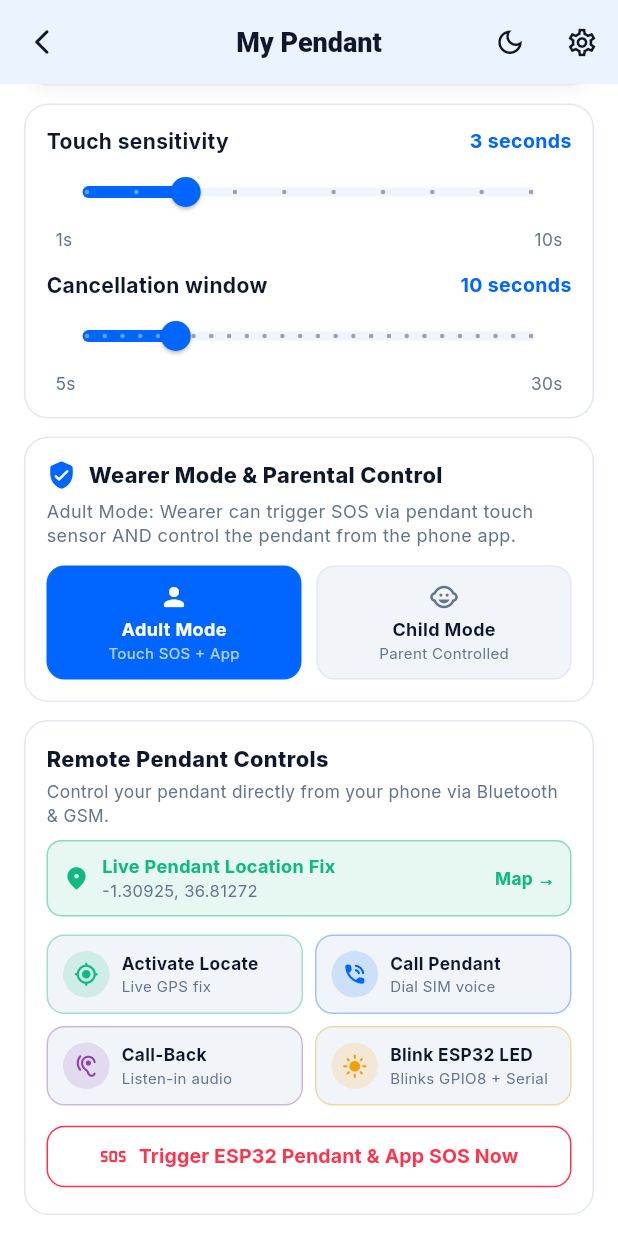
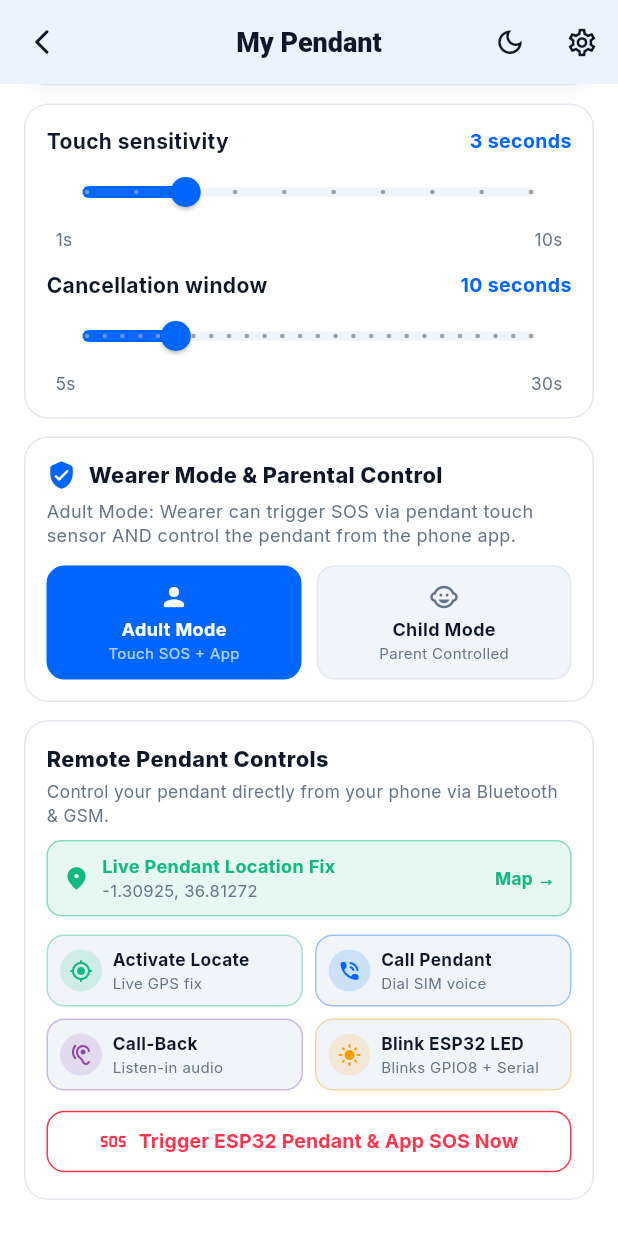
Before and after one commit to Joychepchumba/gps-safety-wearable, a Flutter app: the WearableScreen screen opened by its route, scrolled down 393 dp, on a phone screen of 412 x 824 dp. Run offline on Flutter 3.47's test engine with Material 3 defaults, Android fonts, the phone set to English and light mode, and no system bars; our stand-ins replace flutter_blue_plus, flutter_local_notifications, flutter_map, geolocator, get_it, google_fonts and 8 more; missing offline and left inert: flutter_ble_peripheral, flutter_foreground_task; accounts and stored records are empty.

Commit message:
fix(ui): resolve sizing overflows on home, community responder, and wearable screens
- home: responsive SOS button size (clamp), FittedBox on trigger card labels,
  Blink LED and Trigger Pendant inline text scaled down on small screens
- community: map height uses 28% screen height (clamped 180-240), distance
  badge wrapped in FittedBox, GPS row ellipsis, action buttons use flex ratio
  and FittedBox labels, status chips use FittedBox, broadcast label trimmed
- wearable: hero image uses 22% screen height (clamped 140-180), connect
  button FittedBox, touch/cancel slider headers use Flexible+FittedBox,
  control action buttons tightened padding and FittedBox labels, trigger
  SOS button label FittedBox

```diff
--- a/app/lib/features/wearable/screens/wearable_screen.dart
+++ b/app/lib/features/wearable/screens/wearable_screen.dart
@@ -211,7 +211,7 @@ class _WearableScreenState extends State<WearableScreen> {
                   children: [
                     Image.asset(
                       'assets/images/pendant_device.jpg',
-                      height: 180,
+                      height: (MediaQuery.of(context).size.height * 0.22).clamp(140.0, 180.0),
                       width: double.infinity,
                       fit: BoxFit.cover,
                       errorBuilder: (_, _, _) => Container(
@@ -375,14 +375,18 @@ class _WearableScreenState extends State<WearableScreen> {
                               borderRadius: BorderRadius.circular(20),
                             ),
                           ),
+                          child: FittedBox(
+                            fit: BoxFit.scaleDown,
                             child: Text(
                               controller.isScanning
                                   ? 'Scanning...'
                                   : (controller.isBleConnected ? 'Disconnect' : 'Connect'),
+                              maxLines: 1,
                               style: TextStyle(
                                 color: context.textPrimary,
                                 fontWeight: FontWeight.w700,
                                 fontSize: 12.5,
+                              ),
                             ),
                           ),
                         ),
@@ -459,15 +463,23 @@ class _WearableScreenState extends State<WearableScreen> {
                     Row(
                       mainAxisAlignment: MainAxisAlignment.spaceBetween,
                       children: [
-                        Text(
+                        Flexible(
+                          child: Text(
                             'Touch sensitivity',
+                            maxLines: 1,
+                            overflow: TextOverflow.ellipsis,
                             style: TextStyle(
                               color: context.textPrimary,
                               fontSize: 14,
                               fontWeight: FontWeight.w700,
                             ),
                           ),
-                        Text(
+                        ),
+                        const SizedBox(width: 8),
+                        Flexible(
+                          child: FittedBox(
+                            fit: BoxFit.scaleDown,
+                            child: Text(
                               isChildMode
                                   ? 'Disabled (Child Mode)'
                                   : '${controller.touchSensitivitySeconds.round()} seconds',
@@ -475,6 +487,8 @@ class _WearableScreenState extends State<WearableScreen> {
                                 color: isChildMode ? AppColors.warning : AppColors.primary,
                                 fontSize: 13,
                                 fontWeight: FontWeight.w700,
+                              ),
+                            ),
                           ),
                         ),
                       ],
@@ -511,20 +525,30 @@ class _WearableScreenState extends State<WearableScreen> {
                     Row(
                       mainAxisAlignment: MainAxisAlignment.spaceBetween,
                       children: [
-                        Text(
+                        Flexible(
+                          child: Text(
                             'Cancellation window',
+                            maxLines: 1,
+                            overflow: TextOverflow.ellipsis,
                             style: TextStyle(
                               color: context.textPrimary,
                               fontSize: 14,
                               fontWeight: FontWeight.w700,
                             ),
                           ),
-                        Text(
+                        ),
+                        const SizedBox(width: 8),
+                        Flexible(
+                          child: FittedBox(
+                            fit: BoxFit.scaleDown,
+                            child: Text(
                               '${controller.cancellationWindowSeconds.round()} seconds',
                               style: const TextStyle(
                                 color: AppColors.primary,
                                 fontSize: 13,
                                 fontWeight: FontWeight.w700,
+                              ),
+                            ),
                           ),
                         ),
                       ],
@@ -910,14 +934,18 @@ class _WearableScreenState extends State<WearableScreen> {
                           }
                         },
                         icon: const Icon(Icons.sos_rounded, color: AppColors.sosRed, size: 18),
-                        label: Text(
+                        label: FittedBox(
+                          fit: BoxFit.scaleDown,
+                          child: Text(
                             isChildMode
                                 ? 'Trigger ESP32 & App SOS for Child'
                                 : 'Trigger ESP32 Pendant & App SOS Now',
+                            maxLines: 1,
                             style: const TextStyle(
                               color: AppColors.sosRed,
                               fontWeight: FontWeight.bold,
                               fontSize: 13,
+                            ),
                           ),
                         ),
                         style: OutlinedButton.styleFrom(
@@ -969,7 +997,7 @@ class _WearableScreenState extends State<WearableScreen> {
       onTap: onTap,
       borderRadius: BorderRadius.circular(12),
       child: Container(
-        padding: const EdgeInsets.symmetric(vertical: 10, horizontal: 10),
+        padding: const EdgeInsets.symmetric(vertical: 8, horizontal: 8),
         decoration: BoxDecoration(
           color: context.inputBg,
           borderRadius: BorderRadius.circular(12),
@@ -978,19 +1006,22 @@ class _WearableScreenState extends State<WearableScreen> {
         child: Row(
           children: [
             Container(
-              padding: const EdgeInsets.all(7),
+              padding: const EdgeInsets.all(6),
               decoration: BoxDecoration(
                 color: color.withValues(alpha: 0.15),
                 shape: BoxShape.circle,
               ),
-              child: Icon(icon, color: color, size: 17),
+              child: Icon(icon, color: color, size: 16),
             ),
-            const SizedBox(width: 8),
+            const SizedBox(width: 7),
             Expanded(
               child: Column(
                 crossAxisAlignment: CrossAxisAlignment.start,
                 children: [
-                  Text(
+                  FittedBox(
+                    fit: BoxFit.scaleDown,
+                    alignment: Alignment.centerLeft,
+                    child: Text(
                       label,
                       style: TextStyle(
                         color: context.textPrimary,
@@ -998,16 +1029,19 @@ class _WearableScreenState extends State<WearableScreen> {
                         fontSize: 11.5,
                       ),
                       maxLines: 1,
-                    overflow: TextOverflow.ellipsis,
                     ),
-                  Text(
+                  ),
+                  FittedBox(
+                    fit: BoxFit.scaleDown,
+                    alignment: Alignment.centerLeft,
+                    child: Text(
                       subtitle,
                       style: TextStyle(
                         color: context.textSecondary,
                         fontSize: 10,
                       ),
                       maxLines: 1,
-                    overflow: TextOverflow.ellipsis,
+                    ),
                   ),
                 ],
               ),
```
Also changed, not shown: app/lib/features/community/screens/community_responder_screen.dart (+37 -14 lines), app/lib/features/home/screens/home_screen.dart (+25 -7 lines). Lines whose indentation alone changed are shown as unchanged.
